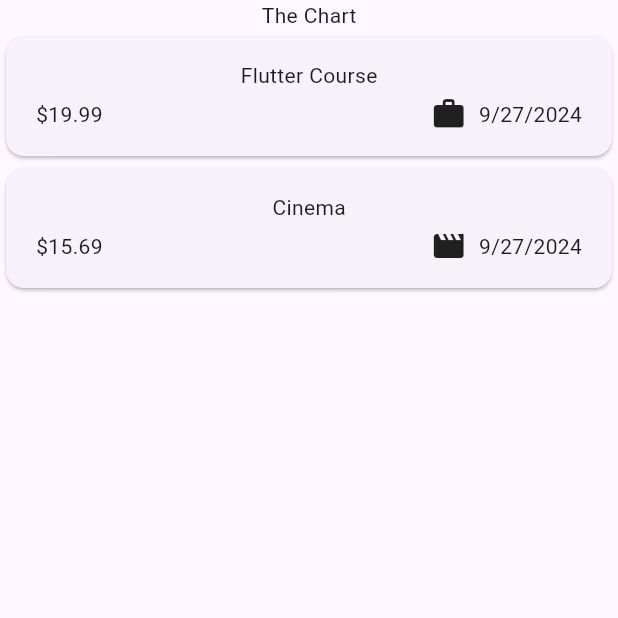
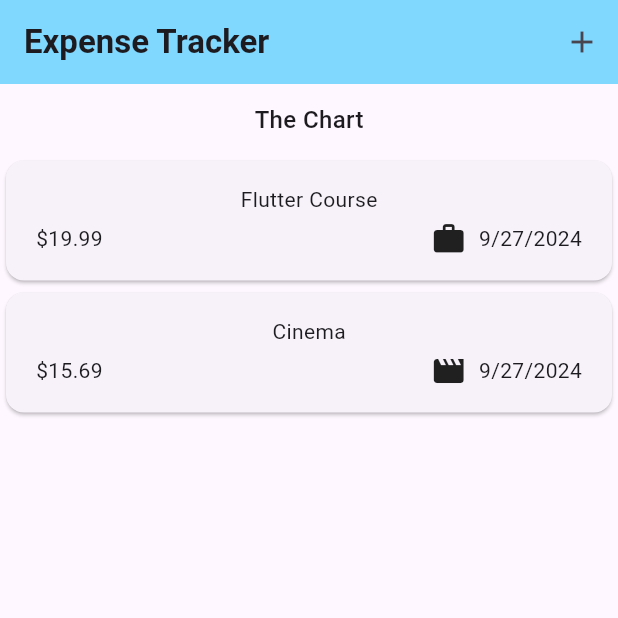
Before and after one commit to FadrialR/expense_tracker_app_flutter, a Flutter app: the screen it shows after launch, on a phone screen of 412 x 824 dp, the top half of it. Run offline on Flutter 3.47's test engine with Material 3 defaults, Android fonts, the phone set to English and light mode, and no system bars.

Commit message:
Setting AppBar

```diff
--- a/lib/main.dart
+++ b/lib/main.dart
@@ -11,9 +11,10 @@ class MyApp extends StatelessWidget {
   // This widget is the root of your application.
   @override
   Widget build(BuildContext context) {
-    return const MaterialApp(
+    return MaterialApp(
       debugShowCheckedModeBanner: false,
-      home: Expenses(),
+      theme: ThemeData(useMaterial3: true),
+      home: const Expenses(),
     );
   }
 }
--- a/lib/widgets/expenses.dart
+++ b/lib/widgets/expenses.dart
@@ -28,9 +28,33 @@ class _ExpensesState extends State<Expenses> {
   @override
   Widget build(BuildContext context) {
     return Scaffold(
+      appBar: AppBar(
+        backgroundColor: Colors.lightBlueAccent[100],
+        title: const Text(
+          'Expense Tracker',
+          style: TextStyle(
+            fontWeight: FontWeight.bold,
+          ),
+        ),
+        actions: [
+          IconButton(
+            onPressed: () {},
+            icon: Icon(Icons.add),
+          ),
+        ],
+      ),
       body: Column(
         children: [
-          const Text('The Chart'),
+          const Padding(
+            padding: const EdgeInsets.symmetric(vertical: 12),
+            child: const Text(
+              'The Chart',
+              style: TextStyle(
+                fontWeight: FontWeight.w500,
+                fontSize: 16,
+              ),
+            ),
+          ),
           Expanded(child: ExpensesList(expenses: _registeredExpenses))
         ],
       ),
```
